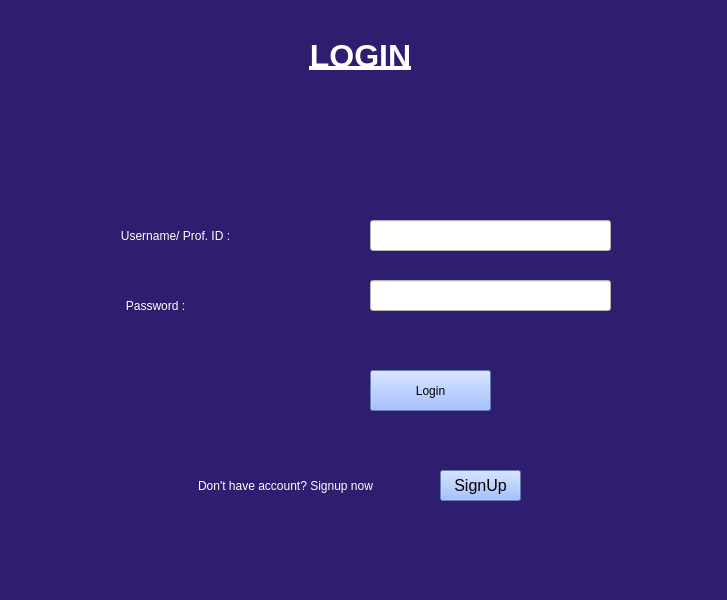
This is UI/login.ui in yking-ly/LOR_python_app as Qt 5 draws it before an edit. The edited form follows.
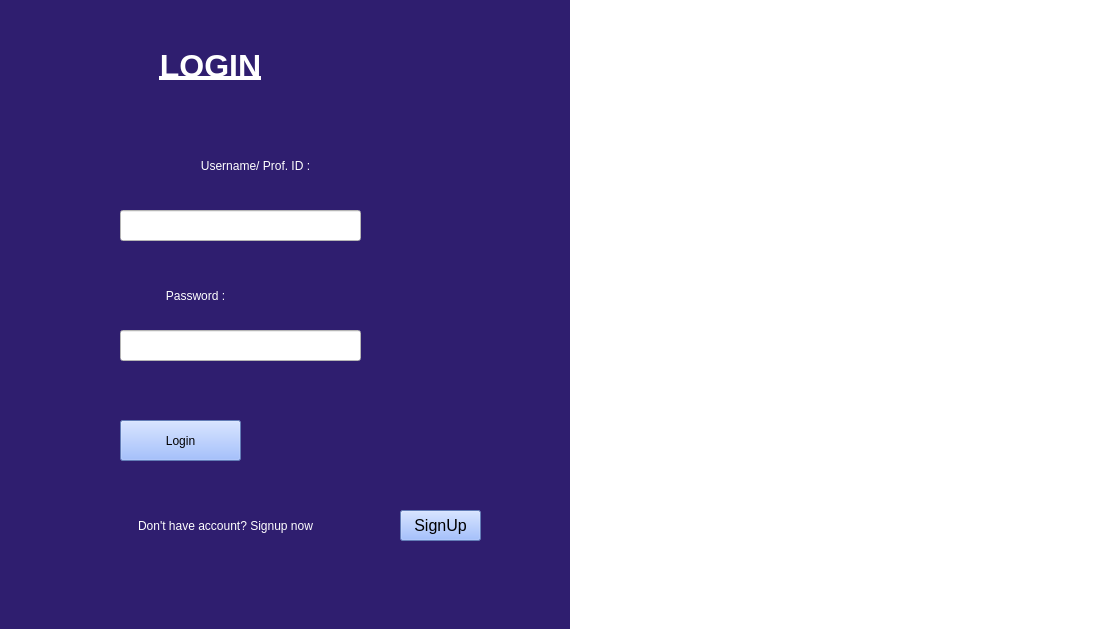
This is the edited form. Icons and pictures are not drawn.

```diff
--- a/UI/login.ui
+++ b/UI/login.ui
@@ -6,8 +6,8 @@
    <rect>
     <x>0</x>
     <y>0</y>
-    <width>727</width>
-    <height>600</height>
+    <width>1110</width>
+    <height>629</height>
    </rect>
   </property>
   <property name="windowTitle">
@@ -23,8 +23,8 @@
    <widget class="QLabel" name="label">
     <property name="geometry">
      <rect>
-      <x>250</x>
-      <y>20</y>
+      <x>100</x>
+      <y>30</y>
       <width>221</width>
       <height>71</height>
      </rect>
@@ -60,8 +60,8 @@
    <widget class="QLabel" name="label_2">
     <property name="geometry">
      <rect>
-      <x>30</x>
-      <y>220</y>
+      <x>110</x>
+      <y>150</y>
       <width>291</width>
       <height>31</height>
      </rect>
@@ -81,8 +81,8 @@
    <widget class="QLabel" name="label_3">
     <property name="geometry">
      <rect>
-      <x>80</x>
-      <y>290</y>
+      <x>120</x>
+      <y>280</y>
       <width>151</width>
       <height>31</height>
      </rect>
@@ -101,8 +101,8 @@
    <widget class="QLineEdit" name="lineEdit">
     <property name="geometry">
      <rect>
-      <x>370</x>
-      <y>220</y>
+      <x>120</x>
+      <y>210</y>
       <width>241</width>
       <height>31</height>
      </rect>
@@ -115,8 +115,8 @@
    <widget class="QLineEdit" name="lineEdit_2">
     <property name="geometry">
      <rect>
-      <x>370</x>
-      <y>280</y>
+      <x>120</x>
+      <y>330</y>
       <width>241</width>
       <height>31</height>
      </rect>
@@ -132,8 +132,8 @@
     </property>
     <property name="geometry">
      <rect>
-      <x>370</x>
-      <y>370</y>
+      <x>120</x>
+      <y>420</y>
       <width>121</width>
       <height>41</height>
      </rect>
@@ -150,8 +150,8 @@
    <widget class="QLabel" name="label_4">
     <property name="geometry">
      <rect>
-      <x>140</x>
-      <y>470</y>
+      <x>80</x>
+      <y>510</y>
       <width>291</width>
       <height>31</height>
      </rect>
@@ -170,8 +170,8 @@
    <widget class="QPushButton" name="pushButton_2">
     <property name="geometry">
      <rect>
-      <x>440</x>
-      <y>470</y>
+      <x>400</x>
+      <y>510</y>
       <width>81</width>
       <height>31</height>
      </rect>
@@ -197,18 +197,29 @@
      <string>SignUp</string>
     </property>
    </widget>
+   <widget class="QLabel" name="label_5">
+    <property name="geometry">
+     <rect>
+      <x>570</x>
+      <y>0</y>
+      <width>541</width>
+      <height>631</height>
+     </rect>
+    </property>
+    <property name="styleSheet">
+     <string notr="true">background-color: rgb(255, 255, 255);</string>
+    </property>
+    <property name="text">
+     <string/>
+    </property>
+    <property name="pixmap">
+     <pixmap>../office.jpg</pixmap>
+    </property>
+    <property name="scaledContents">
+     <bool>true</bool>
+    </property>
+   </widget>
   </widget>
-  <widget class="QMenuBar" name="menubar">
-   <property name="geometry">
-    <rect>
-     <x>0</x>
-     <y>0</y>
-     <width>727</width>
-     <height>22</height>
-    </rect>
-   </property>
-  </widget>
-  <widget class="QStatusBar" name="statusbar"/>
  </widget>
  <resources/>
  <connections/>
```
